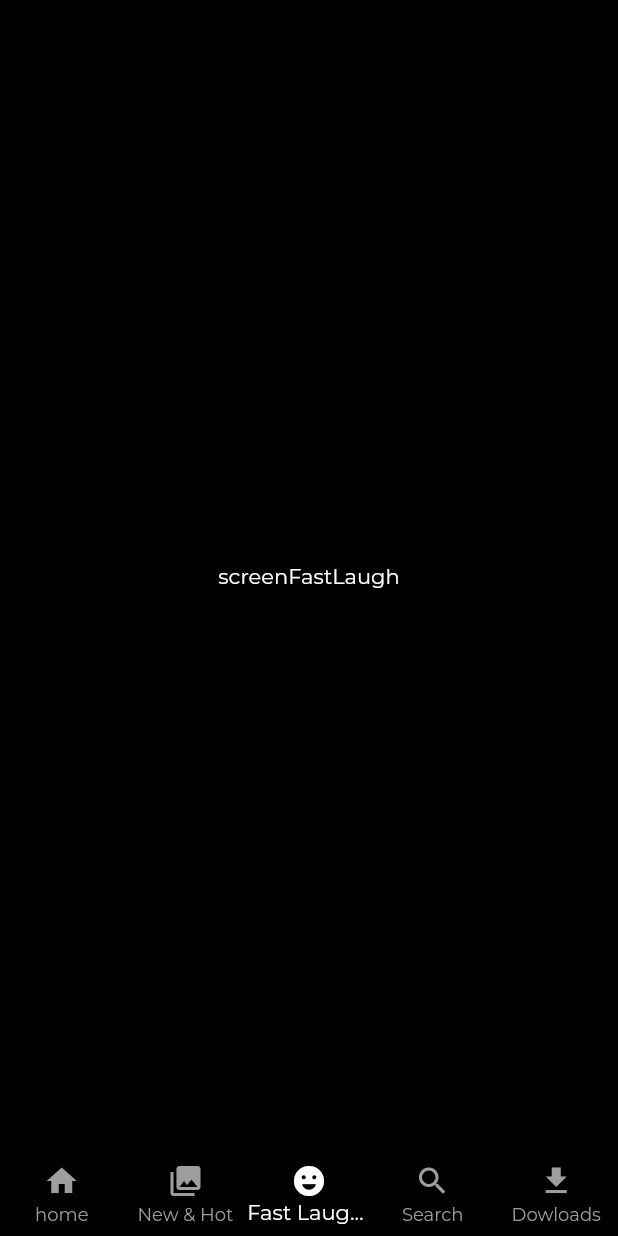
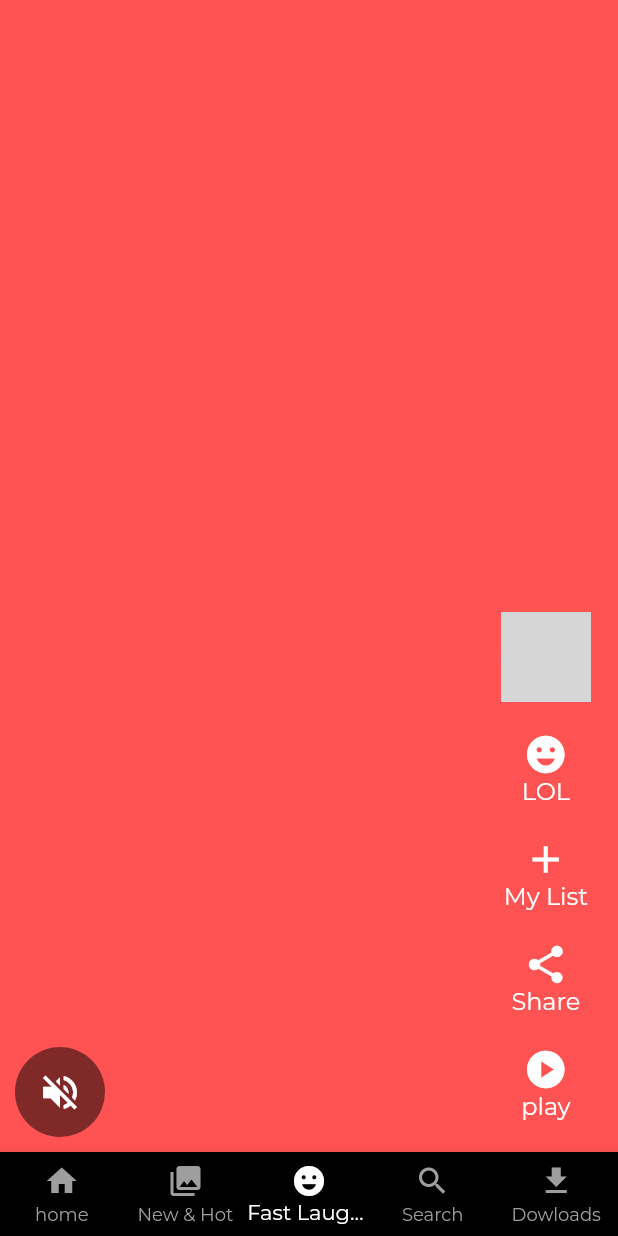
Before and after one commit to Shamil825/NettFlix_App, a Flutter app: the screen it shows after launch, item 3 of the bottom bar chosen, on a phone screen of 412 x 824 dp. Run offline on Flutter 3.47's test engine with Material 2 defaults, Android fonts, the phone set to English and light mode, and no system bars; our stand-ins replace bordered_text, google_fonts; network calls fail; grey boxes are pictures that could not be loaded.

Commit message:
fast laugh and home ui completed

```diff
--- a/lib/presentation/fast_laugh/screen_fast_laugh.dart
+++ b/lib/presentation/fast_laugh/screen_fast_laugh.dart
@@ -1,4 +1,5 @@
 import 'package:flutter/material.dart';
+import 'package:netflix_app/presentation/fast_laugh/widget/video_list_item.dart';
 
 class ScreenFastLaugh extends StatelessWidget {
   const ScreenFastLaugh({Key? key}) : super(key: key);
@@ -6,7 +7,14 @@ class ScreenFastLaugh extends StatelessWidget {
   @override
   Widget build(BuildContext context) {
     return Scaffold(
-      body: Center(child: Text("screenFastLaugh")),
+      body: SafeArea(
+        child: PageView(
+          scrollDirection: Axis.vertical,
+          children: List.generate(20, (index){
+            return VideoListItem(index: index,);
+          }),
+        ),
+      ),
     );
   }
 }
--- /dev/null
+++ b/lib/presentation/fast_laugh/widget/video_list_item.dart
@@ -0,0 +1,99 @@
+import 'package:flutter/material.dart';
+import 'package:netflix_app/presentation/search/widgets/search_idle.dart';
+
+class VideoListItem extends StatelessWidget {
+  final int index;
+  const VideoListItem({
+    Key? key,
+    required this.index,
+  }) : super(key: key);
+
+  @override
+  Widget build(BuildContext context) {
+    return Stack(
+      children: [
+        Container(
+          color: Colors.accents[index],
+        ),
+        Align(
+          alignment: Alignment.bottomCenter,
+          child: Padding(
+            padding: const EdgeInsets.symmetric(horizontal: 10, vertical: 10),
+            child: Row(
+              crossAxisAlignment: CrossAxisAlignment.end,
+              mainAxisAlignment: MainAxisAlignment.spaceBetween,
+              children: [
+                //left side
+
+                CircleAvatar(
+                  backgroundColor: Colors.black.withOpacity(0.5),
+                  radius: 30,
+                  child: IconButton(
+                    onPressed: () {},
+                    icon: Icon(
+                      Icons.volume_off,
+                      color: Colors.white,
+                      size: 30,
+                    ),
+                  ),
+                ),
+
+                //right side
+
+                Column(
+                  mainAxisAlignment: MainAxisAlignment.end,
+                  children:const [
+                    Padding(
+                      padding: const EdgeInsets.symmetric(vertical: 10),
+                      child: CircleAvatar(
+
+                        radius: 30,
+                        backgroundImage: NetworkImage(imageUrl),
+                      ),
+                    ),
+                    VideoActionsWidgets(
+                        icon: Icons.emoji_emotions, title: "LOL"),
+                    VideoActionsWidgets(icon: Icons.add, title: "My List"),
+                    VideoActionsWidgets(icon: Icons.share, title: "Share"),
+                    VideoActionsWidgets(icon: Icons.play_circle, title: "play"),
+                  ],
+                ),
+              ],
+            ),
+          ),
+        )
+      ],
+    );
+  }
+}
+
+class VideoActionsWidgets extends StatelessWidget {
+  final IconData icon;
+  final String title;
+
+  const VideoActionsWidgets({
+    Key? key,
+    required this.icon,
+    required this.title,
+  }) : super(key: key);
+
+  @override
+  Widget build(BuildContext context) {
+    return Padding(
+      padding: const EdgeInsets.symmetric(vertical: 10, horizontal: 10),
+      child: Column(
+        children: [
+          Icon(
+            icon,
+            color: Colors.white,
+            size: 30,
+          ),
+          Text(
+            title,
+            style: TextStyle(color: Colors.white, fontSize: 16),
+          ),
+        ],
+      ),
+    );
+  }
+}
```
Also changed, not shown: lib/core/constatants.dart (+7 -0 lines), lib/presentation/home/screen_home.dart (+125 -2 lines), lib/presentation/home/widgets/background_card.dart (added, +45 -0 lines), lib/presentation/home/widgets/custom_button_widget.dart (added, +30 -0 lines), lib/presentation/home/widgets/number_card.dart (added, +55 -0 lines), lib/presentation/home/widgets/number_title_card.dart (added, +30 -0 lines), lib/presentation/widgets/main_card_home.dart (added, +28 -0 lines), lib/presentation/widgets/main_title.dart (added, +17 -0 lines), lib/presentation/widgets/main_title_card.dart (added, +33 -0 lines), pubspec.yaml (+2 -6 lines), pubspec.lock, 1 other file.
